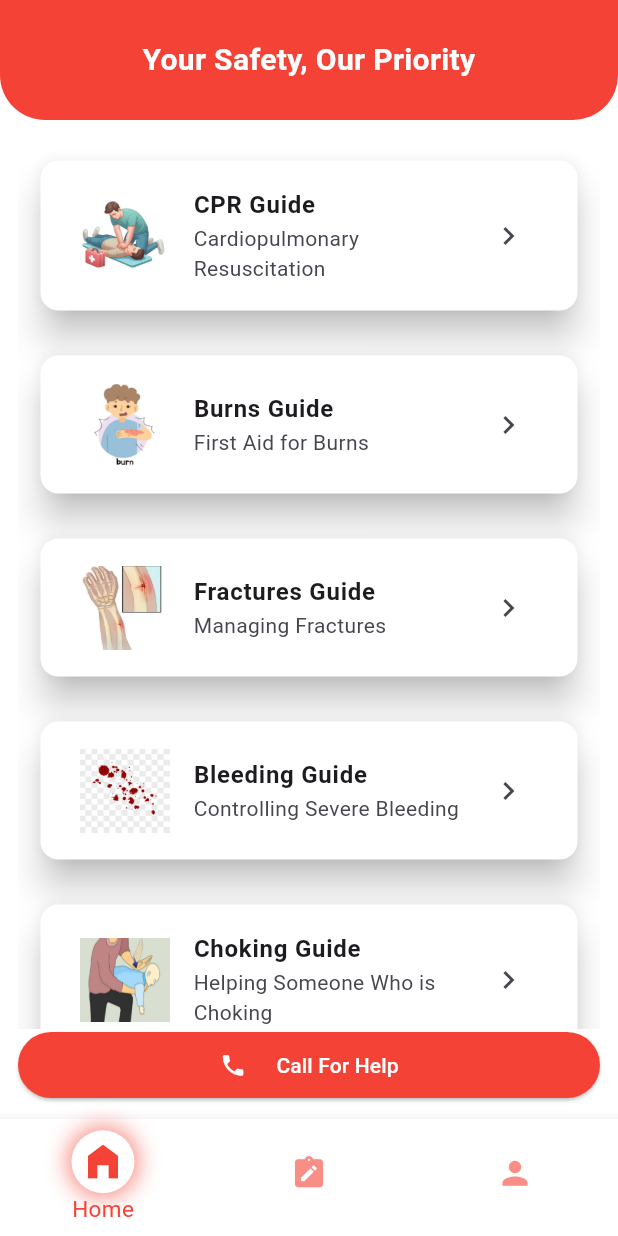
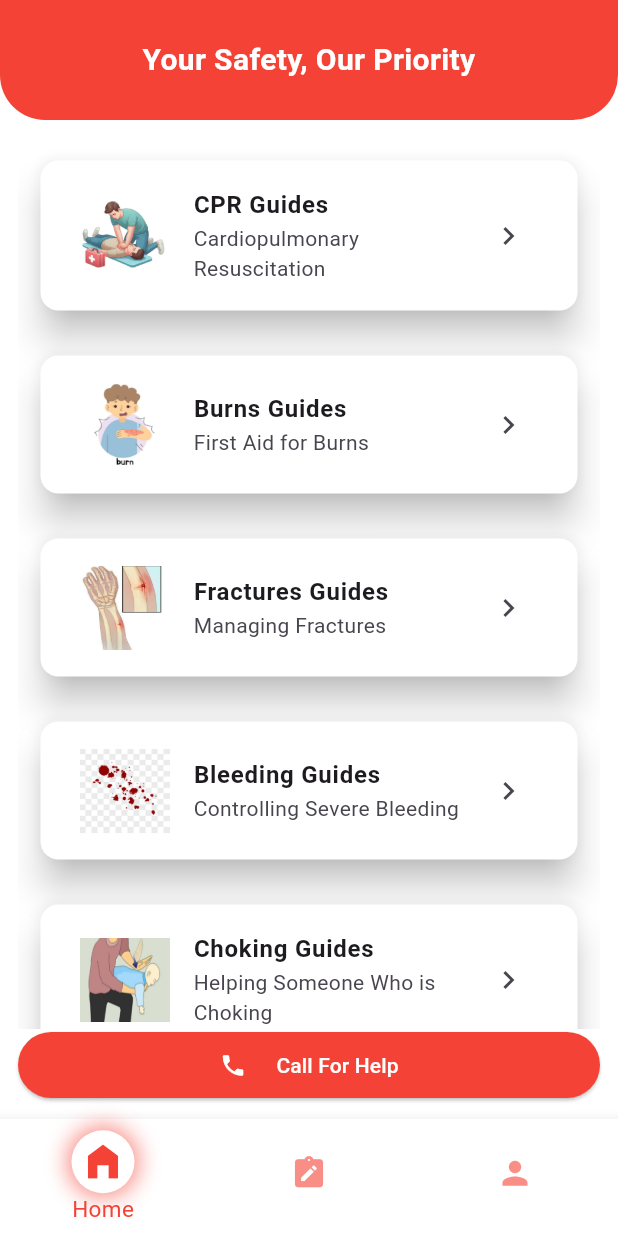
Before and after one commit to YomnaIbrahim4/Mus3if, a Flutter app: the screen it shows after launch, on a phone screen of 412 x 824 dp. Run offline on Flutter 3.47's test engine with Material 3 defaults, Android fonts, the phone set to English and light mode, and no system bars; our stand-ins replace font_awesome_flutter.

Commit message:
updated categories list

```diff
--- a/lib/data/categories_list.dart
+++ b/lib/data/categories_list.dart
@@ -5,31 +5,31 @@ import 'package:mus3if/models/categories_model.dart';
 final List<CategoryModel> categories = [
   CategoryModel(
     imagePath: 'assets/images/cpr.jpg',
-    categoryTitle: 'CPR Guide',
+    categoryTitle: 'CPR Guides',
     categorySubTitle: 'Cardiopulmonary Resuscitation',
     jsonPath: 'assets/guides/cpr.json',
   ),
   CategoryModel(
     imagePath: 'assets/images/burn.jpg',
-    categoryTitle: 'Burns Guide',
+    categoryTitle: 'Burns Guides',
     categorySubTitle: 'First Aid for Burns',
     jsonPath: 'assets/guides/burns.json',
   ),
   CategoryModel(
     imagePath: 'assets/images/fractures.jpg',
-    categoryTitle: 'Fractures Guide',
+    categoryTitle: 'Fractures Guides',
     categorySubTitle: 'Managing Fractures',
     jsonPath: 'assets/guides/fractures.json',
   ),
   CategoryModel(
     imagePath: 'assets/images/bleeding.jpg',
-    categoryTitle: 'Bleeding Guide',
+    categoryTitle: 'Bleeding Guides',
     categorySubTitle: 'Controlling Severe Bleeding',
     jsonPath: 'assets/guides/bleeding.json',
   ),
   CategoryModel(
     imagePath: 'assets/images/choking.jpg',
-    categoryTitle: 'Choking Guide',
+    categoryTitle: 'Choking Guides',
     categorySubTitle: 'Helping Someone Who is Choking',
     jsonPath: 'assets/guides/choking.json',
   ),
```
